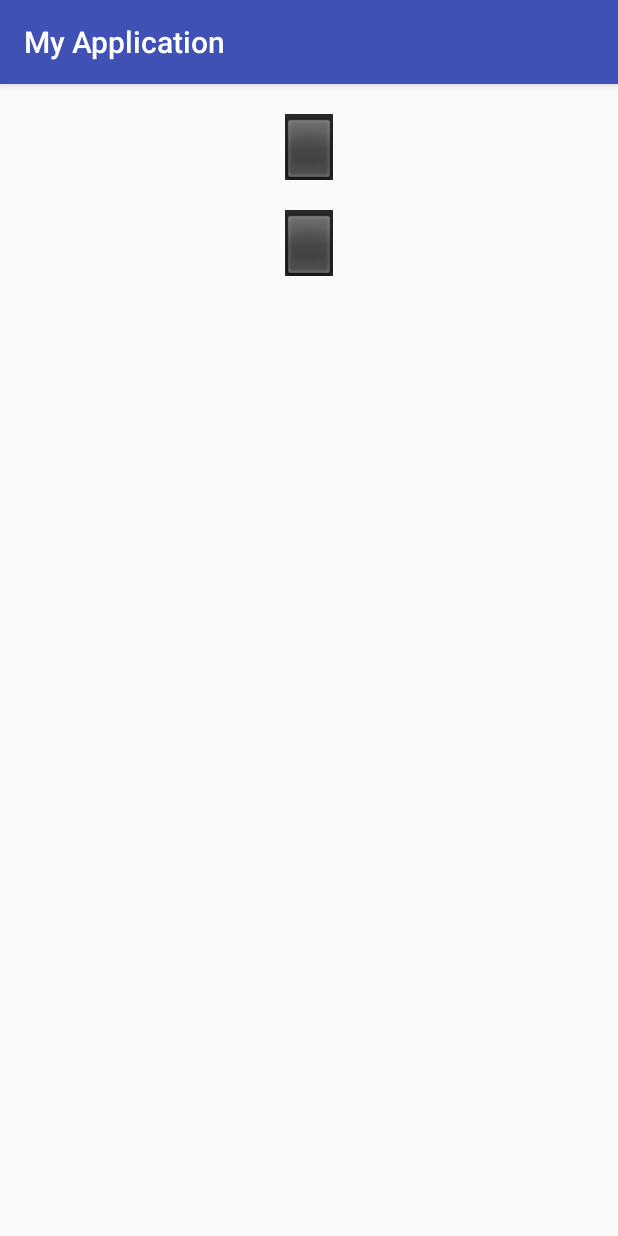
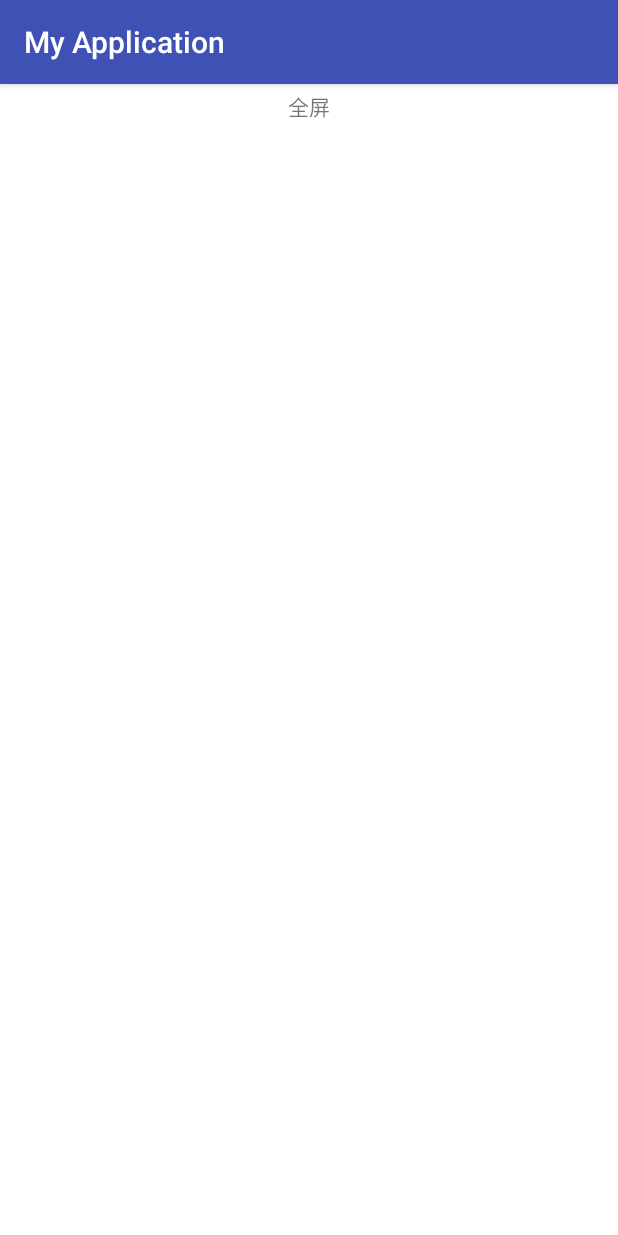
Before and after one commit to caoxinghuahua/MyProject, an Android app: the screen it shows after launch (GlideAndPicassoActivity before the commit, NewMainActivity after it), on a phone screen of 412 x 824 dp. Run offline under Robolectric (Android 15) with nearby library versions, the phone set to English and light mode, and no system bars; pictures from the network do not load.

Commit message:
整理各个页面到列表跳转

```diff
--- a/app/build.gradle
+++ b/app/build.gradle
@@ -46,7 +46,7 @@ dependencies {
     /**编译ijkplayer-java-release.aar文件*/
     compile project(':mylibrary')
     //    compile 'com.dodola:rocoo:1.1'
-    compile 'com.android.support:appcompat-v7:24.1.1'
+    compile 'com.android.support:appcompat-v7:24.2.1'
     compile 'cn.com.gomeplus.ad:gomeplus-ad-SDK:2.0.8'
     compile 'com.squareup.picasso:picasso:2.5.1'
     compile 'com.github.bumptech.glide:glide:3.7.0'
@@ -58,6 +58,6 @@ dependencies {
     compile 'com.squareup.retrofit2:retrofit:2.3.0'
     compile 'com.squareup.retrofit2:adapter-rxjava:2.0.2'
     compile 'com.squareup.retrofit2:converter-gson:2.0.2'
-    compile 'com.android.support.constraint:constraint-layout:1.0.0-beta4'
+    compile 'com.android.support.constraint:constraint-layout:1.0.2'
     testCompile 'junit:junit:4.12'
 }
--- /dev/null
+++ b/app/src/main/java/com/example/caoxinghua/myapplication/JumpBean.java
@@ -0,0 +1,22 @@
+package com.example.caoxinghua.myapplication;
+
+public class JumpBean {
+    private String name;
+    private String jumpStr;
+
+    public String getName() {
+        return name;
+    }
+
+    public void setName(String name) {
+        this.name = name;
+    }
+
+    public String getJumpStr() {
+        return jumpStr;
+    }
+
+    public void setJumpStr(String jumpStr) {
+        this.jumpStr = jumpStr;
+    }
+}
--- /dev/null
+++ b/app/src/main/java/com/example/caoxinghua/myapplication/NewMainActivity.java
@@ -0,0 +1,125 @@
+package com.example.caoxinghua.myapplication;
+
+import android.content.ComponentName;
+import android.content.Intent;
+import android.graphics.Rect;
+import android.support.v7.app.AppCompatActivity;
+import android.os.Bundle;
+import android.support.v7.widget.LinearLayoutManager;
+import android.support.v7.widget.RecyclerView;
+import android.view.View;
+
+import java.util.ArrayList;
+import java.util.List;
+
+public class NewMainActivity extends AppCompatActivity {
+    private RecyclerView recyclerView;
+    private List<JumpBean> list=new ArrayList<JumpBean>();
+    @Override
+    protected void onCreate(Bundle savedInstanceState) {
+        super.onCreate(savedInstanceState);
+        setContentView(R.layout.activity_new_main);
+        initView();
+        initData();
+        init();
+    }
+    private void initView(){
+        recyclerView= (RecyclerView) findViewById(R.id.recyclerView);
+        LinearLayoutManager linearLayoutManager=new LinearLayoutManager(this);
+        linearLayoutManager.setOrientation(LinearLayoutManager.VERTICAL);
+        recyclerView.setLayoutManager(linearLayoutManager);
+        recyclerView.addItemDecoration(new RecyclerView.ItemDecoration() {
+            @Override
+            public void getItemOffsets(Rect outRect, View view, RecyclerView parent, RecyclerView.State state) {
+                outRect.set(0,0,0,1);
+            }
+        });
+    }
+    private void init(){
+
+        NewMainAdapter adapter=new NewMainAdapter(this,list);
+        recyclerView.setAdapter(adapter);
+        adapter.setOnItemClickListener(new OnItemClickListener() {
+            @Override
+            public void onItemClick(View v, int position) {
+                Intent intent=new Intent();
+                intent.setComponent(new ComponentName("com.example.caoxinghua.myapplication",list.get(position).getJumpStr()));
+                startActivity(intent);
+            }
+        });
+    }
+    private void initData(){
+        JumpBean bean=new JumpBean();
+        bean.setName("全屏");
+        bean.setJumpStr("com.example.caoxinghua.myapplication.MainActivity");
+        list.add(bean);
+
+        bean=new JumpBean();
+        bean.setName("MVVM 测试");
+        bean.setJumpStr("com.example.caoxinghua.myapplication.MvvmTestActivity");
+        list.add(bean);
+        bean=new JumpBean();
+        bean.setName("DrawLayout测试");
+        bean.setJumpStr("com.example.caoxinghua.myapplication.DrawLayoutTestActivity");
+        list.add(bean);
+        bean=new JumpBean();
+        bean.setName("RxJava测试");
+        bean.setJumpStr("com.example.caoxinghua.myapplication.rxjava.TestRxJavaActivity");
+        list.add(bean);
+        bean=new JumpBean();
+        bean.setName("OkHttp测试");
+        bean.setJumpStr("com.example.caoxinghua.myapplication.okhttp.OkHttpTestActivity");
+        list.add(bean);
+        bean=new JumpBean();
+        bean.setName("Video");
+        bean.setJumpStr("com.example.caoxinghua.myapplication.video.TestVideo");
+        list.add(bean);
+        bean=new JumpBean();
+        bean.setName("SurfacePlayer");
+        bean.setJumpStr("com.example.caoxinghua.myapplication.video.SurfacePlayer");
+        list.add(bean);
+        bean=new JumpBean();
+        bean.setName("Video");
+        bean.setJumpStr("com.example.caoxinghua.myapplication.video.TestVideo");
+        list.add(bean);
+        bean=new JumpBean();
+        bean.setName("TestIjk");
+        bean.setJumpStr("com.example.caoxinghua.myapplication.TestIjk");
+        list.add(bean);
+
+        bean=new JumpBean();
+        bean.setName("自定义keyboard");
+        bean.setJumpStr("com.example.caoxinghua.myapplication.keyboard.KeydemoActivity");
+        list.add(bean);
+
+        bean=new JumpBean();
+        bean.setName("HotFix热修复");
+        bean.setJumpStr("com.example.caoxinghua.myapplication.hotfix.FixMainActivity");
+        list.add(bean);
+
+        bean=new JumpBean();
+        bean.setName("可见曝光");
+        bean.setJumpStr("com.example.caoxinghua.myapplication.okhttp.VisibleTestActivity");
+        list.add(bean);
+
+        bean=new JumpBean();
+        bean.setName("Retrofit");
+        bean.setJumpStr("com.example.caoxinghua.myapplication.retrofit.RetrofitActivity");
+        list.add(bean);
+
+        bean=new JumpBean();
+        bean.setName("自定义瀑布流");
+        bean.setJumpStr("com.example.caoxinghua.myapplication.defview.DefMainActivity");
+        list.add(bean);
+
+        bean=new JumpBean();
+        bean.setName("GlideAndPicasso使用");
+        bean.setJumpStr("com.example.caoxinghua.myapplication.glideAndPicasso.GlideAndPicassoActivity");
+        list.add(bean);
+
+        bean=new JumpBean();
+        bean.setName("Constraint约束使用");
+        bean.setJumpStr("com.example.caoxinghua.myapplication.okhttp.ConstraintActivity");
+        list.add(bean);
+    }
+}
--- /dev/null
+++ b/app/src/main/java/com/example/caoxinghua/myapplication/NewMainAdapter.java
@@ -0,0 +1,60 @@
+package com.example.caoxinghua.myapplication;
+
+import android.content.Context;
+import android.support.v7.widget.RecyclerView;
+import android.view.LayoutInflater;
+import android.view.View;
+import android.view.ViewGroup;
+import android.widget.TextView;
+
+import java.util.List;
+
+
+public class NewMainAdapter extends RecyclerView.Adapter implements View.OnClickListener{
+    private List<JumpBean> list;
+    private LayoutInflater inflater;
+    private OnItemClickListener listener;
+    public NewMainAdapter(Context context,List<JumpBean> list){
+        this.list=list;
+        inflater=LayoutInflater.from(context);
+    }
+    @Override
+    public RecyclerView.ViewHolder onCreateViewHolder(ViewGroup parent, int viewType) {
+        View  view=inflater.inflate(R.layout.layout_newmain_item,parent,false);
+        MyViewHolder viewHolder=new MyViewHolder(view);
+        return viewHolder;
+    }
+
+    @Override
+    public void onBindViewHolder(RecyclerView.ViewHolder holder, int position) {
+        JumpBean bean=list.get(position);
+        if(holder instanceof MyViewHolder){
+            ((MyViewHolder) holder).textView.setText(bean.getName());
+            holder.itemView.setOnClickListener(this);
+            holder.itemView.setTag(position);
+        }
+    }
+
+    @Override
+    public int getItemCount() {
+        return list.size();
+    }
+
+    @Override
+    public void onClick(View v) {
+        if(listener!=null){
+            listener.onItemClick(v,(int)v.getTag());
+        }
+    }
+    public void setOnItemClickListener(OnItemClickListener listener){
+        this.listener=listener;
+    }
+
+    class  MyViewHolder extends RecyclerView.ViewHolder {
+        private TextView textView;
+        public MyViewHolder(View itemView) {
+            super(itemView);
+            textView=(TextView) itemView.findViewById(R.id.content);
+        }
+    }
+}
--- /dev/null
+++ b/app/src/main/java/com/example/caoxinghua/myapplication/OnItemClickListener.java
@@ -0,0 +1,7 @@
+package com.example.caoxinghua.myapplication;
+
+import android.view.View;
+
+public interface OnItemClickListener {
+   void onItemClick(View v,int position);
+}
--- /dev/null
+++ b/app/src/main/res/layout/activity_new_main.xml
@@ -0,0 +1,16 @@
+<?xml version="1.0" encoding="utf-8"?>
+<android.support.constraint.ConstraintLayout xmlns:android="http://schemas.android.com/apk/res/android"
+    xmlns:tools="http://schemas.android.com/tools"
+    android:layout_width="match_parent"
+    android:layout_height="match_parent"
+    xmlns:app="http://schemas.android.com/apk/res-auto"
+    tools:context="com.example.caoxinghua.myapplication.NewMainActivity">
+    <android.support.v7.widget.RecyclerView
+        android:layout_width="match_parent"
+        android:layout_height="match_parent"
+        android:id="@+id/recyclerView"
+        app:layout_constraintLeft_toLeftOf="parent"
+        app:layout_constraintRight_toRightOf="parent"
+        tools:layout_editor_absoluteY="0dp"
+        android:background="#cccccc"/>
+</android.support.constraint.ConstraintLayout>
--- /dev/null
+++ b/app/src/main/res/layout/layout_newmain_item.xml
@@ -0,0 +1,17 @@
+<?xml version="1.0" encoding="utf-8"?>
+<android.support.constraint.ConstraintLayout xmlns:android="http://schemas.android.com/apk/res/android"
+    android:layout_width="match_parent"
+    android:layout_height="match_parent"
+    xmlns:app="http://schemas.android.com/apk/res-auto"
+
+    android:background="#ffffff">
+    <TextView
+        android:id="@+id/content"
+        android:layout_width="wrap_content"
+        android:layout_height="30dp"
+        app:layout_constraintHorizontal_bias="0.5"
+        app:layout_constraintLeft_toLeftOf="parent"
+        app:layout_constraintRight_toRightOf="parent"
+        android:text="sss"
+        android:gravity="center"/>
+</android.support.constraint.ConstraintLayout>
--- a/app/src/main/res/layout/okhttp_main.xml
+++ b/app/src/main/res/layout/okhttp_main.xml
@@ -1,6 +1,6 @@
 <?xml version="1.0" encoding="utf-8"?>
 <RelativeLayout xmlns:android="http://schemas.android.com/apk/res/android"
-
+    xmlns:app="http://schemas.android.com/apk/res-auto"
     android:id="@+id/okhttp_main"
     android:layout_width="match_parent"
     android:layout_height="match_parent">
@@ -9,4 +9,5 @@
         android:layout_width="match_parent"
         android:layout_height="match_parent"
         />
+
 </RelativeLayout>
```
Also changed, not shown: app/src/main/AndroidManifest.xml (+10 -7 lines), app/src/main/java/com/example/caoxinghua/myapplication/MainActivity.java (+1 -7 lines), app/src/main/java/com/example/caoxinghua/myapplication/glideAndPicasso/AppComActivity.java (added, +41 -0 lines), app/src/main/java/com/example/caoxinghua/myapplication/okhttp/ConstraintActivity.java (added, +22 -0 lines), app/src/main/java/com/example/caoxinghua/myapplication/okhttp/OkHttpTestActivity.java (+17 -10 lines), app/src/main/res/layout/activity_app_com.xml (added, +12 -0 lines), app/src/main/res/layout/activity_constraint.xml (added, +150 -0 lines).
